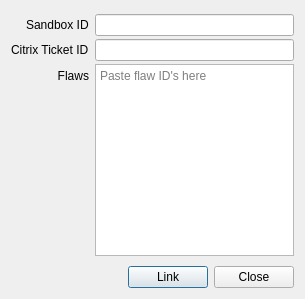
Before: the Qt Designer form ui_link.ui in timcking/veracode-load, drawn with Qt 5.
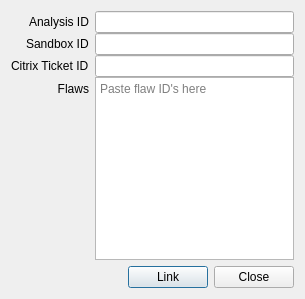
After: the same form once the commit is applied. Icons and pictures are not drawn.

```diff
--- a/ui_link.ui
+++ b/ui_link.ui
@@ -28,24 +28,24 @@
      <property name="verticalSpacing">
       <number>0</number>
      </property>
-     <item row="0" column="0">
+     <item row="1" column="0">
       <widget class="QLabel" name="label_3">
        <property name="text">
         <string>Sandbox ID</string>
        </property>
       </widget>
      </item>
-     <item row="0" column="1">
+     <item row="1" column="1">
       <widget class="QLineEdit" name="textSandboxId"/>
      </item>
-     <item row="1" column="0">
+     <item row="2" column="0">
       <widget class="QLabel" name="label">
        <property name="text">
         <string>Citrix Ticket ID</string>
        </property>
       </widget>
      </item>
-     <item row="1" column="1">
+     <item row="2" column="1">
       <widget class="QLineEdit" name="textTicketId">
        <property name="sizePolicy">
         <sizepolicy hsizetype="Expanding" vsizetype="Fixed">
@@ -55,7 +55,7 @@
        </property>
       </widget>
      </item>
-     <item row="2" column="0">
+     <item row="3" column="0">
       <widget class="QLabel" name="label_2">
        <property name="text">
         <string>Flaws</string>
@@ -65,7 +65,7 @@
        </property>
       </widget>
      </item>
-     <item row="2" column="1">
+     <item row="3" column="1">
       <widget class="QTextEdit" name="textFlaw">
        <property name="sizePolicy">
         <sizepolicy hsizetype="Expanding" vsizetype="Expanding">
@@ -87,6 +87,16 @@
        </property>
       </widget>
      </item>
+     <item row="0" column="0">
+      <widget class="QLabel" name="label_4">
+       <property name="text">
+        <string>Analysis ID</string>
+       </property>
+      </widget>
+     </item>
+     <item row="0" column="1">
+      <widget class="QLineEdit" name="textAnalysisId"/>
+     </item>
     </layout>
    </item>
    <item>
```
Left out of the diff: 12 changed lines with no effect on the pictures.
